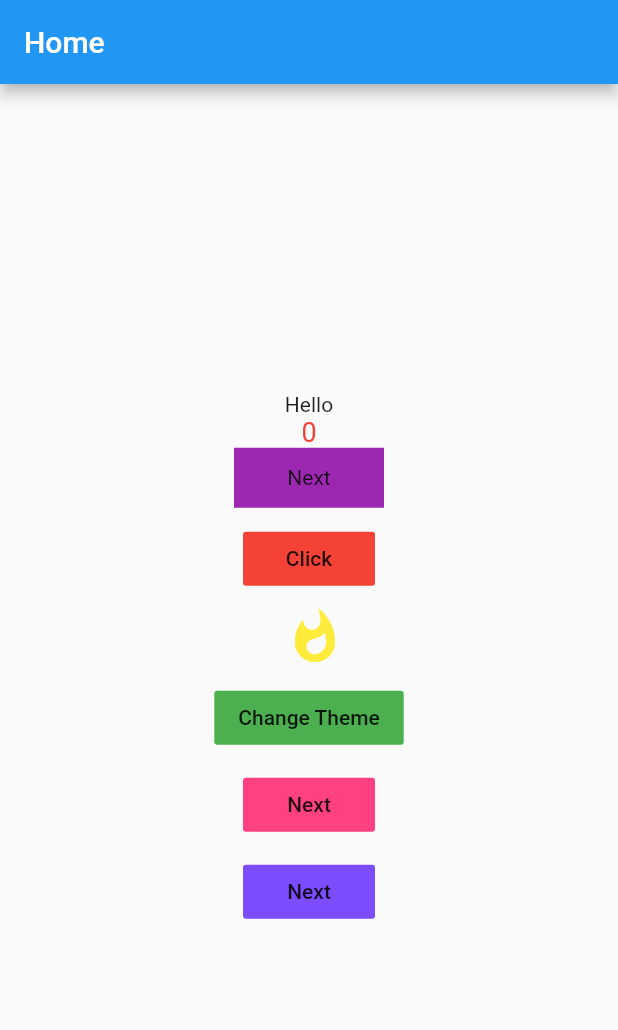
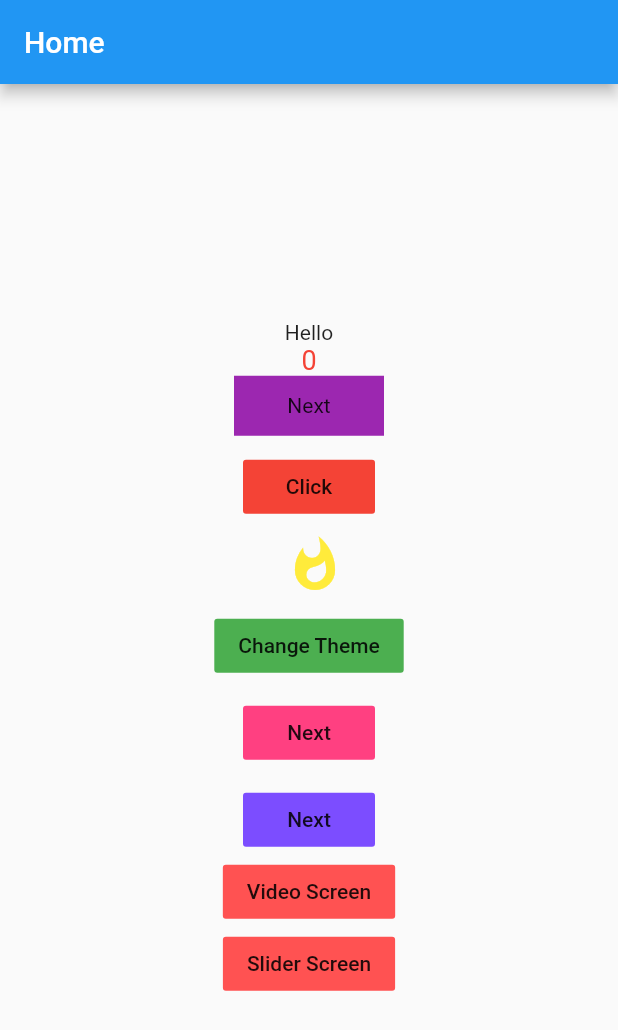
Before and after one commit to roshan1960701/Getx_practise, a Flutter app: the screen it shows after launch, on a phone screen of 412 x 824 dp. Shown: the top 1030 px of the screen. Run offline on Flutter 3.47's test engine with Material 2 defaults, Android fonts, the phone set to English and light mode, and no system bars; our stand-ins replace get.

Commit message:
Added Home Screen

```diff
--- a/lib/Pages/Home/View/home.dart
+++ b/lib/Pages/Home/View/home.dart
@@ -83,6 +83,18 @@ class _HomeScreenState extends State<HomeScreen> {
                   Get.toNamed('/third');
                 }, child: Text('Next')),
 
+            FlatButton(
+                color: Colors.redAccent,
+                onPressed: ()async{
+                  Get.toNamed('/video');
+                }, child: Text('Video Screen')),
+
+            FlatButton(
+                color: Colors.redAccent,
+                onPressed: ()async{
+                  Get.toNamed('/slider');
+                }, child: Text('Slider Screen')),
+
 
           ],
         ),
--- a/lib/main.dart
+++ b/lib/main.dart
@@ -3,7 +3,9 @@ import 'package:get/get.dart';
 import 'package:getx_app/Pages/Home/Binding/home_binding.dart';
 import 'package:getx_app/Pages/Home/View/home.dart';
 import 'package:getx_app/Pages/Home/View/secondPage.dart';
+import 'package:getx_app/Pages/Home/View/slider_screen.dart';
 import 'package:getx_app/Pages/Home/View/third.dart';
+import 'package:getx_app/Pages/videoModule/view/video_screen.dart';
 
 void main() {
   runApp(const MyApp());
@@ -24,6 +26,9 @@ class MyApp extends StatelessWidget {
         GetPage(name: '/home', page: () => const HomeScreen(),binding: HomeBinding()),
         GetPage(name: '/second', page: () => const SecondScreen()),
         GetPage(name: '/third', page: () => const ThirdScreen()),
+        GetPage(name: '/video', page: () => const VideoScreen()),
+        GetPage(name: '/slider', page: () => const SliderScreen()),
+
       ],
       initialRoute: '/home',
 
```
Also changed, not shown: 2 other files.
